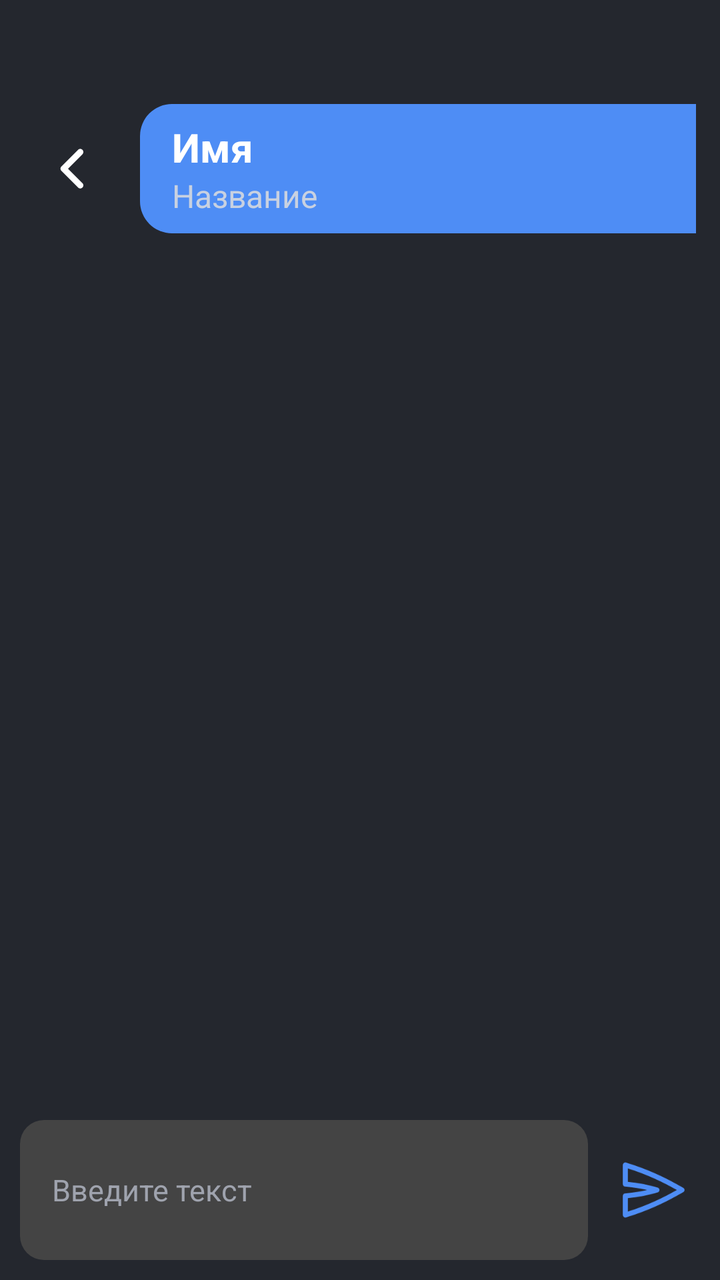
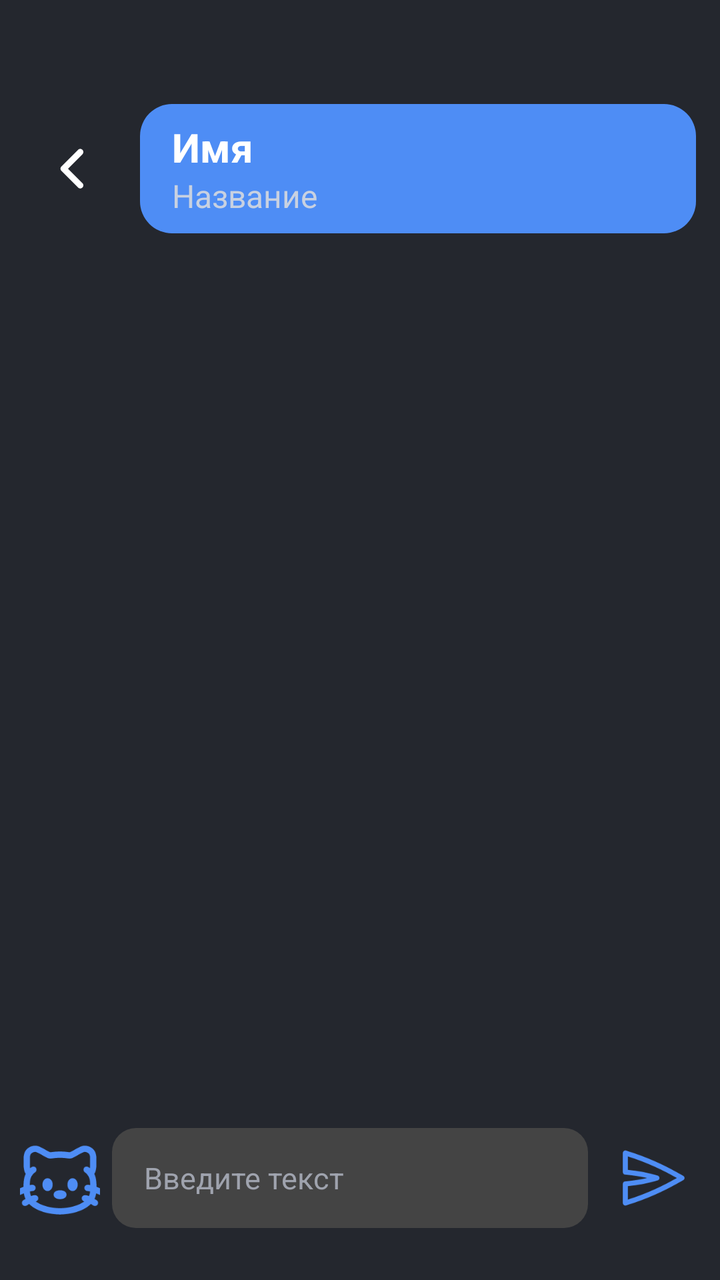

The first picture is an Android layout as it rendered before a commit; the second is the same layout after the commit. The layout source and the unified diff follow.
<!-- AndroidManifest.xml: application theme Theme.FEFUMARKET -->
<!-- res/layout/activity_message.xml -->
<?xml version="1.0" encoding="utf-8"?>
<LinearLayout xmlns:android="http://schemas.android.com/apk/res/android"
    xmlns:app="http://schemas.android.com/apk/res-auto"
    android:layout_width="match_parent"
    android:layout_height="match_parent"
    android:orientation="vertical"
    android:background="@color/bg"
    android:paddingTop="40dp">

    
    <LinearLayout
        android:layout_width="match_parent"
        android:layout_height="wrap_content"
        android:orientation="horizontal"
        android:padding="12dp"
        android:gravity="center_vertical">

        <ImageView
            android:id="@+id/backButton"
            android:layout_width="50dp"
            android:layout_height="50dp"
            android:src="@drawable/ic_arrow_back"
            app:tint="@color/white"
            android:layout_marginEnd="8dp" />

        <LinearLayout
            android:layout_width="359dp"
            android:layout_height="wrap_content"
            android:background="@drawable/bg_chat_header"
            android:orientation="vertical"
            android:paddingHorizontal="16dp"
            android:paddingVertical="8dp">

            <TextView
                android:id="@+id/chatTitle"
                android:layout_width="wrap_content"
                android:layout_height="wrap_content"
                android:text="Имя"
                android:textColor="@color/white"
                android:textSize="20sp"
                android:textStyle="bold" />

            <TextView
                android:id="@+id/chatSubtitle"
                android:layout_width="wrap_content"
                android:layout_height="wrap_content"
                android:text="Название"
                android:textColor="#C8D1E1"
                android:textSize="16sp" />
        </LinearLayout>
    </LinearLayout>

    
    <androidx.recyclerview.widget.RecyclerView
        android:id="@+id/recyclerViewMessages"
        android:layout_width="match_parent"
        android:layout_height="0dp"
        android:layout_weight="1"
        android:padding="8dp" />

    
    <LinearLayout
        android:layout_width="match_parent"
        android:layout_height="wrap_content"
        android:orientation="horizontal"
        android:padding="10dp"
        android:gravity="center_vertical">

        <EditText
            android:id="@+id/inputMessage"
            android:layout_width="0dp"
            android:layout_height="70dp"
            android:layout_weight="1"
            android:background="@drawable/bg_input_message"
            android:hint="Введите текст"
            android:paddingHorizontal="16dp"
            android:textColor="@color/white"
            android:textColorHint="#9FA3AE"
            android:textSize="15sp" />

        <ImageButton
            android:id="@+id/sendButton"
            android:layout_width="48dp"
            android:layout_height="48dp"
            android:src="@drawable/ic_send"
            android:background="@null"
            app:tint="#4E8DF5"
            android:contentDescription="@string/send_button_desc"
            android:layout_marginStart="8dp" />
    </LinearLayout>

</LinearLayout>
<!-- resources referenced by this layout -->
<resources>
  <color name="bg">#24272E</color>
  <color name="white">#FFFFFF</color>
  <!-- drawable bg_chat_header (drawable) -->
  <shape xmlns:android="http://schemas.android.com/apk/res/android" android:shape="rectangle">
      <solid android:color="#4E8DF5" />
      <corners android:radius="16dp" />
  </shape>
  <!-- drawable bg_input_message (drawable) -->
  <shape xmlns:android="http://schemas.android.com/apk/res/android"
      android:shape="rectangle">
      <solid android:color="#444444" />
      <corners android:radius="12dp" />
  </shape>
  <!-- drawable ic_arrow_back (drawable) -->
  <vector xmlns:android="http://schemas.android.com/apk/res/android" android:height="40dp" android:viewportHeight="24" android:viewportWidth="24" android:width="40dp">
        
      <path android:fillColor="#000000" android:fillType="evenOdd" android:pathData="M14.03,7.47C14.323,7.763 14.323,8.237 14.03,8.53L10.561,12L14.03,15.47C14.323,15.763 14.323,16.237 14.03,16.53C13.737,16.823 13.263,16.823 12.97,16.53L8.97,12.53C8.677,12.237 8.677,11.763 8.97,11.47L12.97,7.47C13.263,7.177 13.737,7.177 14.03,7.47Z"/>
      
  </vector>
  <!-- drawable ic_send (drawable) -->
  <vector xmlns:android="http://schemas.android.com/apk/res/android" android:height="40dp" android:viewportHeight="24" android:viewportWidth="24" android:width="40dp">
        
      <path android:fillColor="#000000" android:fillType="evenOdd" android:pathData="M21.75,12C21.75,12.272 21.602,12.523 21.364,12.656L19.082,13.924C14.571,16.43 9.815,18.469 4.889,20.008L4.224,20.216C3.996,20.287 3.748,20.246 3.556,20.104C3.364,19.963 3.25,19.739 3.25,19.5L3.25,13.75C3.25,13.359 3.55,13.034 3.94,13.002L4.168,12.984C6.319,12.812 8.454,12.483 10.555,12C8.424,11.51 6.259,11.178 4.077,11.008L3.942,10.998C3.551,10.967 3.25,10.642 3.25,10.25L3.25,4.5C3.25,4.261 3.364,4.037 3.556,3.896C3.748,3.754 3.996,3.713 4.224,3.784L4.889,3.992C9.815,5.531 14.571,7.57 19.082,10.076L21.364,11.344C21.602,11.477 21.75,11.728 21.75,12ZM19.456,12L18.353,11.388C14.026,8.983 9.468,7.018 4.75,5.521L4.75,9.56C7.68,9.824 10.578,10.37 13.404,11.191L13.709,11.28C14.03,11.373 14.25,11.667 14.25,12.001C14.25,12.335 14.029,12.628 13.708,12.721L13.317,12.833C10.519,13.64 7.65,14.178 4.75,14.44L4.75,18.479C9.468,16.982 14.026,15.017 18.353,12.612L19.456,12Z"/>
      
  </vector>
  <string name="send_button_desc">Отправить</string>
  <style name="Theme.FEFUMARKET" parent="Theme.MaterialComponents.DayNight.NoActionBar">
          <item name="colorPrimary">@color/bg</item>
          <item name="colorPrimaryVariant">@color/bg</item>
          <item name="colorOnPrimary">@android:color/white</item>
          <item name="colorSecondary">@color/teal_200</item>
          <item name="colorSecondaryVariant">@color/teal_700</item>
          <item name="colorOnSecondary">@android:color/black</item>
          <item name="android:statusBarColor">@android:color/transparent</item>
      </style>
  <color name="teal_200">#03DAC5</color>
  <color name="teal_700">#018786</color>
</resources>

<!-- the commit's change to res/layout/activity_message.xml (unified diff, before → after) -->
@@ -24,8 +24,9 @@
             android:layout_marginEnd="8dp" />
 
         <LinearLayout
-            android:layout_width="359dp"
+            android:layout_width="0dp"
             android:layout_height="wrap_content"
+            android:layout_weight="1"
             android:background="@drawable/bg_chat_header"
             android:orientation="vertical"
             android:paddingHorizontal="16dp"
@@ -62,31 +63,59 @@
     <LinearLayout
         android:layout_width="match_parent"
         android:layout_height="wrap_content"
-        android:orientation="horizontal"
-        android:padding="10dp"
-        android:gravity="center_vertical">
+        android:orientation="vertical">
 
-        <EditText
-            android:id="@+id/inputMessage"
-            android:layout_width="0dp"
-            android:layout_height="70dp"
-            android:layout_weight="1"
-            android:background="@drawable/bg_input_message"
-            android:hint="Введите текст"
-            android:paddingHorizontal="16dp"
-            android:textColor="@color/white"
-            android:textColorHint="#9FA3AE"
-            android:textSize="15sp" />
+        
+        <androidx.recyclerview.widget.RecyclerView
+            android:id="@+id/recyclerViewStickers"
+            android:layout_width="match_parent"
+            android:layout_height="180dp"
+            android:visibility="gone"
+            android:padding="8dp" />
 
-        <ImageButton
-            android:id="@+id/sendButton"
-            android:layout_width="48dp"
-            android:layout_height="48dp"
-            android:src="@drawable/ic_send"
-            android:background="@null"
-            app:tint="#4E8DF5"
-            android:contentDescription="@string/send_button_desc"
-            android:layout_marginStart="8dp" />
+        
+        <LinearLayout
+            android:layout_width="match_parent"
+            android:layout_height="wrap_content"
+            android:orientation="horizontal"
+            android:padding="10dp"
+            android:gravity="center_vertical">
+
+            <ImageButton
+                android:id="@+id/stickerButton"
+                android:layout_width="40dp"
+                android:layout_height="40dp"
+                android:src="@drawable/ic_sticker"
+                android:background="@null"
+                app:tint="#4E8DF5"
+                android:layout_marginEnd="6dp" />
+
+            <EditText
+                android:id="@+id/inputMessage"
+                android:layout_width="0dp"
+                android:layout_height="50dp"
+                android:layout_weight="1"
+                android:background="@drawable/bg_input_message"
+                android:hint="Введите текст"
+                android:paddingHorizontal="16dp"
+                android:textColor="@color/white"
+                android:textColorHint="#9FA3AE"
+                android:textSize="15sp" />
+
+            <ImageButton
+                android:id="@+id/sendButton"
+                android:layout_width="48dp"
+                android:layout_height="48dp"
+                android:src="@drawable/ic_send"
+                android:background="@null"
+                app:tint="#4E8DF5"
+                android:layout_marginStart="8dp" />
+        </LinearLayout>
+
+        
+        <View
+            android:layout_width="match_parent"
+            android:layout_height="16dp" />
     </LinearLayout>
 
 </LinearLayout>
<!-- resource entries referenced after the edit -->
@@ -25,7 +25,7 @@
       <path android:fillColor="#000000" android:fillType="evenOdd" android:pathData="M21.75,12C21.75,12.272 21.602,12.523 21.364,12.656L19.082,13.924C14.571,16.43 9.815,18.469 4.889,20.008L4.224,20.216C3.996,20.287 3.748,20.246 3.556,20.104C3.364,19.963 3.25,19.739 3.25,19.5L3.25,13.75C3.25,13.359 3.55,13.034 3.94,13.002L4.168,12.984C6.319,12.812 8.454,12.483 10.555,12C8.424,11.51 6.259,11.178 4.077,11.008L3.942,10.998C3.551,10.967 3.25,10.642 3.25,10.25L3.25,4.5C3.25,4.261 3.364,4.037 3.556,3.896C3.748,3.754 3.996,3.713 4.224,3.784L4.889,3.992C9.815,5.531 14.571,7.57 19.082,10.076L21.364,11.344C21.602,11.477 21.75,11.728 21.75,12ZM19.456,12L18.353,11.388C14.026,8.983 9.468,7.018 4.75,5.521L4.75,9.56C7.68,9.824 10.578,10.37 13.404,11.191L13.709,11.28C14.03,11.373 14.25,11.667 14.25,12.001C14.25,12.335 14.029,12.628 13.708,12.721L13.317,12.833C10.519,13.64 7.65,14.178 4.75,14.44L4.75,18.479C9.468,16.982 14.026,15.017 18.353,12.612L19.456,12Z"/>
       
   </vector>
-  <string name="send_button_desc">Отправить</string>
+  <!-- drawable ic_sticker: vector/xml drawable (drawable, 6063 chars, omitted) -->
   <style name="Theme.FEFUMARKET" parent="Theme.MaterialComponents.DayNight.NoActionBar">
           <item name="colorPrimary">@color/bg</item>
           <item name="colorPrimaryVariant">@color/bg</item>
